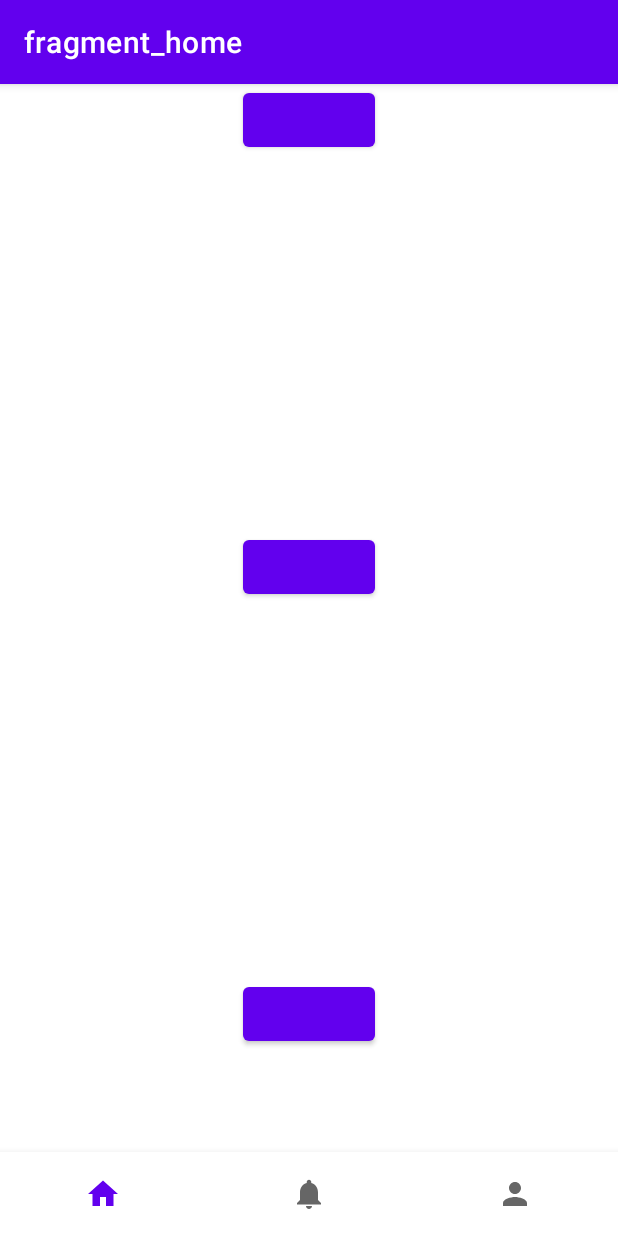
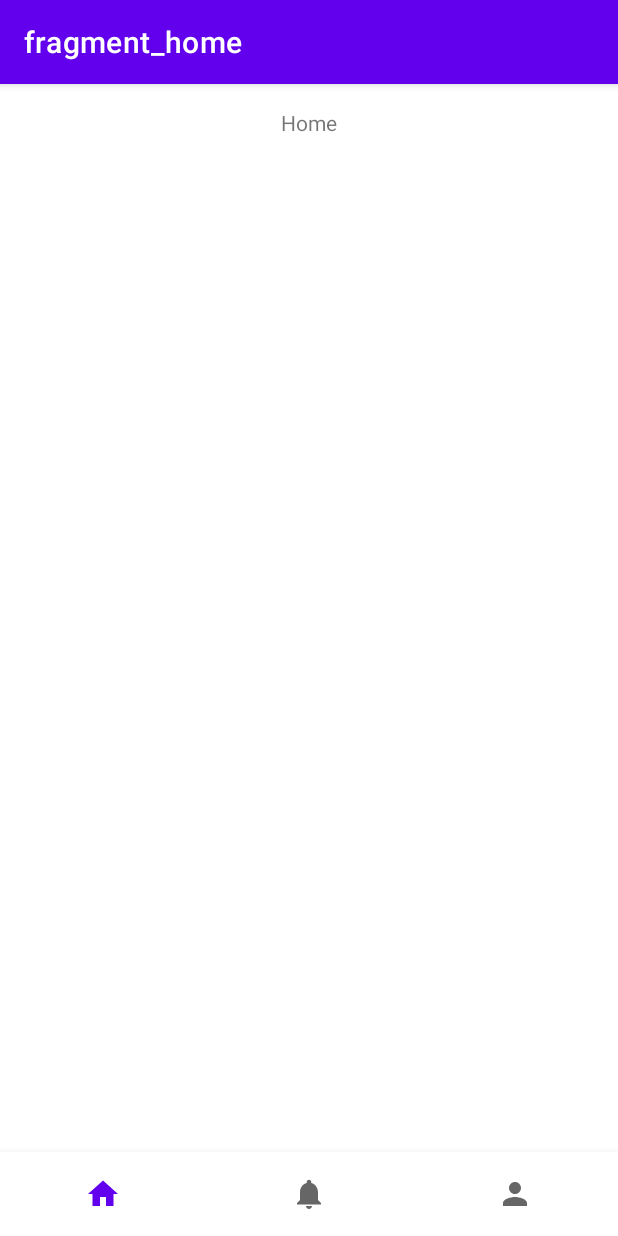
Before and after one commit to luisenricke/BotonPanico, an Android app: the screen it shows after launch (MainActivity), on a phone screen of 412 x 824 dp. Run offline under Robolectric (Android 15) with nearby library versions, the phone set to English and light mode, and no system bars; our stand-ins replace Timber, navigation-ui.

Commit message:
clean views from contacts

```diff
--- a/app/src/main/java/com/luisenricke/botonpanico/presentation/HomeFragment.kt
+++ b/app/src/main/java/com/luisenricke/botonpanico/presentation/HomeFragment.kt
@@ -1,11 +1,10 @@
 package com.luisenricke.botonpanico.presentation
 
 import android.os.Bundle
-import androidx.fragment.app.Fragment
 import android.view.LayoutInflater
 import android.view.View
 import android.view.ViewGroup
-import com.luisenricke.androidext.Toast
+import androidx.fragment.app.Fragment
 import com.luisenricke.botonpanico.databinding.FragmentHomeBinding
 
 
@@ -22,9 +21,7 @@ class HomeFragment : Fragment() {
         _binding = FragmentHomeBinding.inflate(inflater, container, false)
 
         binding.apply {
-            uno.setOnClickListener {
-                Toast.short(binding.root.context, "Uno")
-            }
+
         }
 
         return binding.root
--- a/app/src/main/res/layout/fragment_home.xml
+++ b/app/src/main/res/layout/fragment_home.xml
@@ -6,39 +6,16 @@
     android:layout_height="match_parent"
     tools:context=".presentation.AlertFragment">
 
-    <Button
-        android:id="@+id/uno"
+
+    <TextView
         android:layout_width="wrap_content"
         android:layout_height="wrap_content"
+        android:layout_marginStart="16dp"
+        android:layout_marginTop="16dp"
+        android:layout_marginEnd="16dp"
+        android:text="Home"
         app:layout_constraintEnd_toEndOf="parent"
         app:layout_constraintStart_toStartOf="parent"
         app:layout_constraintTop_toTopOf="parent" />
 
-    <Button
-        android:id="@+id/dos"
-        android:layout_width="wrap_content"
-        android:layout_height="wrap_content"
-        android:layout_marginTop="250dp"
-        app:layout_constraintEnd_toEndOf="parent"
-        app:layout_constraintStart_toStartOf="parent"
-        app:layout_constraintTop_toBottomOf= "@id/uno" />
-
-    <Button
-        android:id="@+id/tres"
-        android:layout_width="wrap_content"
-        android:layout_height="wrap_content"
-        android:layout_marginTop="250dp"
-        app:layout_constraintEnd_toEndOf="parent"
-        app:layout_constraintStart_toStartOf="parent"
-        app:layout_constraintTop_toBottomOf= "@id/dos" />
-
-    <Button
-        android:id="@+id/cuatro"
-        android:layout_width="wrap_content"
-        android:layout_height="wrap_content"
-        android:layout_marginTop="250dp"
-        app:layout_constraintEnd_toEndOf="parent"
-        app:layout_constraintStart_toStartOf="parent"
-        app:layout_constraintTop_toBottomOf= "@id/tres" />
-
 </androidx.constraintlayout.widget.ConstraintLayout>
```
Also changed, not shown: app/src/main/res/layout/fragment_alert.xml (+1 -31 lines).
